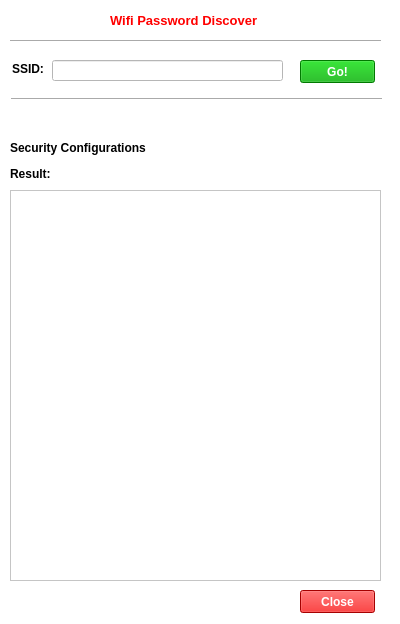
Before: the Qt Designer form wifidiscover.ui in andersonleandroalx/Projeto-Wifi-PSW-Discover, drawn with Qt 5.
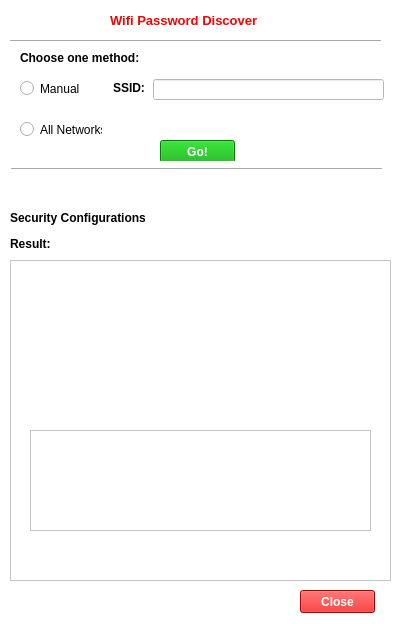
After: the same form once the commit is applied.

```diff
--- a/wifidiscover.ui
+++ b/wifidiscover.ui
@@ -53,8 +53,8 @@
    <widget class="QLabel" name="label">
     <property name="geometry">
      <rect>
-      <x>12</x>
-      <y>61</y>
+      <x>113</x>
+      <y>80</y>
       <width>41</width>
       <height>16</height>
      </rect>
@@ -72,8 +72,8 @@
    <widget class="QLineEdit" name="inputssid">
     <property name="geometry">
      <rect>
-      <x>52</x>
-      <y>60</y>
+      <x>153</x>
+      <y>79</y>
       <width>231</width>
       <height>21</height>
      </rect>
@@ -83,7 +83,7 @@
     <property name="geometry">
      <rect>
       <x>10</x>
-      <y>140</y>
+      <y>210</y>
       <width>151</width>
       <height>16</height>
      </rect>
@@ -101,8 +101,8 @@
    <widget class="QPushButton" name="btngo">
     <property name="geometry">
      <rect>
-      <x>300</x>
-      <y>60</y>
+      <x>160</x>
+      <y>140</y>
       <width>75</width>
       <height>23</height>
      </rect>
@@ -125,7 +125,7 @@
     <property name="geometry">
      <rect>
       <x>11</x>
-      <y>91</y>
+      <y>161</y>
       <width>371</width>
       <height>16</height>
      </rect>
@@ -174,7 +174,7 @@
     <property name="geometry">
      <rect>
       <x>10</x>
-      <y>110</y>
+      <y>180</y>
       <width>371</width>
       <height>21</height>
      </rect>
@@ -204,21 +204,11 @@
      <bool>true</bool>
     </property>
    </widget>
-   <widget class="QTextBrowser" name="textBrowser">
-    <property name="geometry">
-     <rect>
-      <x>10</x>
-      <y>190</y>
-      <width>371</width>
-      <height>391</height>
-     </rect>
-    </property>
-   </widget>
    <widget class="QLabel" name="label_15">
     <property name="geometry">
      <rect>
       <x>10</x>
-      <y>167</y>
+      <y>237</y>
       <width>47</width>
       <height>13</height>
      </rect>
@@ -233,6 +223,169 @@
      <string>Result:</string>
     </property>
    </widget>
+   <widget class="QLabel" name="label_3">
+    <property name="geometry">
+     <rect>
+      <x>20</x>
+      <y>50</y>
+      <width>131</width>
+      <height>16</height>
+     </rect>
+    </property>
+    <property name="font">
+     <font>
+      <weight>75</weight>
+      <bold>true</bold>
+     </font>
+    </property>
+    <property name="text">
+     <string>Choose one method:</string>
+    </property>
+   </widget>
+   <widget class="QRadioButton" name="radioButton">
+    <property name="geometry">
+     <rect>
+      <x>20</x>
+      <y>80</y>
+      <width>82</width>
+      <height>17</height>
+     </rect>
+    </property>
+    <property name="text">
+     <string>Manual</string>
+    </property>
+   </widget>
+   <widget class="QRadioButton" name="radioButton_2">
+    <property name="geometry">
+     <rect>
+      <x>20</x>
+      <y>121</y>
+      <width>82</width>
+      <height>17</height>
+     </rect>
+    </property>
+    <property name="text">
+     <string>All Networks</string>
+    </property>
+   </widget>
+   <widget class="QFrame" name="manual">
+    <property name="geometry">
+     <rect>
+      <x>10</x>
+      <y>260</y>
+      <width>381</width>
+      <height>321</height>
+     </rect>
+    </property>
+    <property name="styleSheet">
+     <string notr="true">background-color: rgb(255, 255, 255);</string>
+    </property>
+    <property name="frameShape">
+     <enum>QFrame::StyledPanel</enum>
+    </property>
+    <property name="frameShadow">
+     <enum>QFrame::Raised</enum>
+    </property>
+    <widget class="QTextBrowser" name="textBrowser">
+     <property name="geometry">
+      <rect>
+       <x>9</x>
+       <y>7</y>
+       <width>361</width>
+       <height>301</height>
+      </rect>
+     </property>
+    </widget>
+   </widget>
+   <widget class="QFrame" name="all">
+    <property name="geometry">
+     <rect>
+      <x>10</x>
+      <y>260</y>
+      <width>381</width>
+      <height>321</height>
+     </rect>
+    </property>
+    <property name="styleSheet">
+     <string notr="true">background-color: rgb(255, 255, 255);</string>
+    </property>
+    <property name="frameShape">
+     <enum>QFrame::StyledPanel</enum>
+    </property>
+    <property name="frameShadow">
+     <enum>QFrame::Raised</enum>
+    </property>
+    <widget class="QLabel" name="status1">
+     <property name="geometry">
+      <rect>
+       <x>10</x>
+       <y>10</y>
+       <width>361</width>
+       <height>16</height>
+      </rect>
+     </property>
+     <property name="text">
+      <string/>
+     </property>
+    </widget>
+    <widget class="QLabel" name="status2">
+     <property name="geometry">
+      <rect>
+       <x>10</x>
+       <y>30</y>
+       <width>361</width>
+       <height>16</height>
+      </rect>
+     </property>
+     <property name="text">
+      <string/>
+     </property>
+    </widget>
+    <widget class="QLabel" name="status3">
+     <property name="geometry">
+      <rect>
+       <x>10</x>
+       <y>60</y>
+       <width>361</width>
+       <height>91</height>
+      </rect>
+     </property>
+     <property name="text">
+      <string/>
+     </property>
+     <property name="alignment">
+      <set>Qt::AlignLeading|Qt::AlignLeft|Qt::AlignTop</set>
+     </property>
+     <property name="wordWrap">
+      <bool>true</bool>
+     </property>
+    </widget>
+    <widget class="QTextBrowser" name="text1">
+     <property name="geometry">
+      <rect>
+       <x>20</x>
+       <y>170</y>
+       <width>341</width>
+       <height>101</height>
+      </rect>
+     </property>
+    </widget>
+   </widget>
+   <zorder>manual</zorder>
+   <zorder>title</zorder>
+   <zorder>label</zorder>
+   <zorder>inputssid</zorder>
+   <zorder>label_2</zorder>
+   <zorder>btngo</zorder>
+   <zorder>line</zorder>
+   <zorder>btnclose</zorder>
+   <zorder>line_2</zorder>
+   <zorder>exibicao</zorder>
+   <zorder>label_15</zorder>
+   <zorder>label_3</zorder>
+   <zorder>radioButton</zorder>
+   <zorder>radioButton_2</zorder>
+   <zorder>all</zorder>
   </widget>
  </widget>
  <resources/>
```
Left out of the diff: 2 changed lines with no effect on the pictures.
